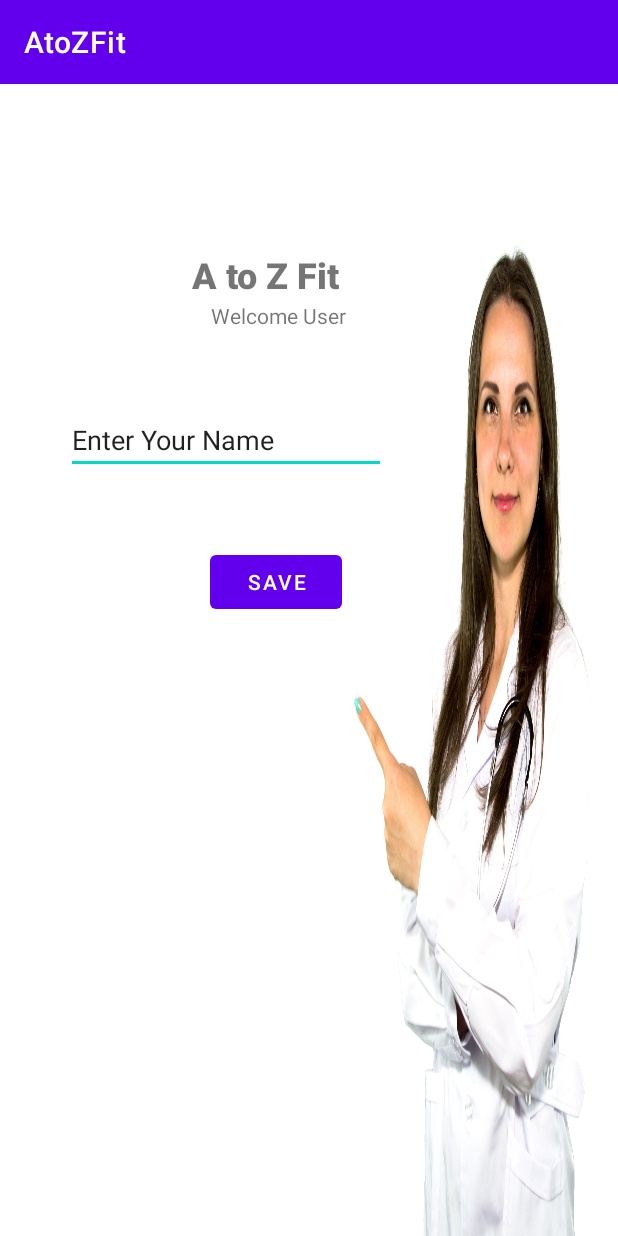
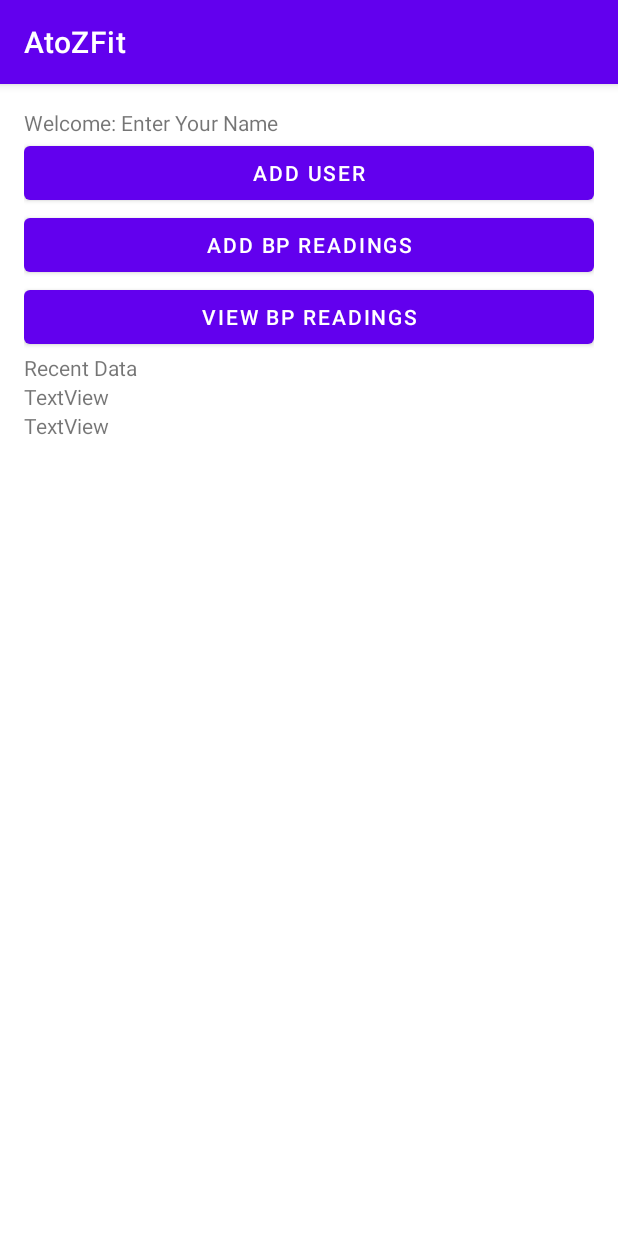
Before and after one commit to Syed-SearchEndeca/AtoZFitness, an Android app: the Registration screen opened directly, with no data from a screen before it, after a tap on "SAVE", on a phone screen of 412 x 824 dp. Run offline under Robolectric (Android 15) with nearby library versions, the phone set to English and light mode, and no system bars; 2 statements that could not run were skipped.

```diff
--- a/app/src/main/java/com/atozfit/Activity/AddBPReadings.java
+++ b/app/src/main/java/com/atozfit/Activity/AddBPReadings.java
@@ -46,7 +46,7 @@ public class AddBPReadings extends AppCompatActivity {
             @Override
             public void onClick(View v) {
                 recordBPData(v);
-                openNewActivity(GraphViewer.class);
+                openNewActivity(DisplayBP_Results.class);
             }
         });
     }
--- a/app/src/main/java/com/atozfit/Activity/DisplayBP_Results.java
+++ b/app/src/main/java/com/atozfit/Activity/DisplayBP_Results.java
@@ -45,11 +45,10 @@ public class DisplayBP_Results extends AppCompatActivity {
 
     public void startLoadData() {
         mProgressBar.setCancelable(false);
-        mProgressBar.setMessage("Fetching Invoices..");
+        mProgressBar.setMessage("Fetching Readings..");
         mProgressBar.setProgressStyle(ProgressDialog.STYLE_SPINNER);
         mProgressBar.show();
         new LoadDataTask().execute(0);
-
     }
 
 
--- a/app/src/main/java/com/atozfit/Activity/MainActivity.java
+++ b/app/src/main/java/com/atozfit/Activity/MainActivity.java
@@ -13,6 +13,10 @@ import androidx.appcompat.app.AppCompatActivity;
 
 import com.atozfit.R;
 import com.atozfit.Service.AtoZBPService;
+import com.atozfit.dto.AtoZBPRepo;
+import com.atozfit.main.AtoZBPAttributes;
+
+import java.util.List;
 
 public class MainActivity extends AppCompatActivity {
 
@@ -31,6 +35,10 @@ public class MainActivity extends AppCompatActivity {
     Button addBpBtn;
 
     Button viewBpBtn;
+
+    TextView systolicTxt =null;
+
+    TextView diastolicTxt=null;
 
     public static Context getContext() {
         return instance.getApplicationContext();
@@ -52,8 +60,8 @@ public class MainActivity extends AppCompatActivity {
         mProgressBar = new ProgressDialog(this);
         Intent intent = getIntent();
         String patientName = retriveName();
-                //intent.getStringExtra("patientName");
-       if(patientName!=null && !patientName.isEmpty()){
+        startLoadData();
+        if(patientName!=null && !patientName.isEmpty()){
            TextView tvName = (TextView)findViewById(R.id.welcome_txt);
            tvName.setText("Welcome:" + " "+patientName);
        }
@@ -93,4 +101,38 @@ public class MainActivity extends AppCompatActivity {
         startActivity(intent);
     }
 
+    public void startLoadData() {
+        atoZBPService= new AtoZBPService();
+        List<AtoZBPAttributes> bpAttributes=atoZBPService.retrieveBPData();
+        int size=bpAttributes.size();
+        systolicTxt = (TextView)findViewById(R.id.Systolic_txt);
+        systolicTxt.setText("Systolic:" + " "+bpAttributes.get(size-1).getSystolic());
+        diastolicTxt = (TextView)findViewById(R.id.Diastolic_txt);
+        diastolicTxt.setText("Diastolic:" + " "+bpAttributes.get(size-1).getDiastolic());
+        systolicTxt.setOnClickListener(new View.OnClickListener() {
+
+            @Override
+            public void onClick(View v) {
+                Intent intent = new Intent(getContext(), GraphViewer.class);
+                startActivity(intent);
+                finish();
+
+            }
+        });
+
+        diastolicTxt.setOnClickListener(new View.OnClickListener() {
+
+            @Override
+            public void onClick(View v) {
+                Intent intent = new Intent(getContext(), GraphViewer.class);
+                startActivity(intent);
+                finish();
+
+            }
+        });
+    }
+
+
+
+
 }
--- a/app/src/main/java/com/atozfit/Activity/Registration.java
+++ b/app/src/main/java/com/atozfit/Activity/Registration.java
@@ -1,7 +1,9 @@
 package com.atozfit.Activity;
 
+import android.content.Intent;
 import android.os.Bundle;
 import android.view.View;
+import android.widget.Button;
 import android.widget.EditText;
 
 import androidx.appcompat.app.AppCompatActivity;
@@ -13,11 +15,21 @@ public class Registration extends AppCompatActivity {
 
     private AtoZBPService atoZBPService;
 
+    Button saveButton;
+
 
     @Override
     protected void onCreate(Bundle savedInstanceState) {
         super.onCreate(savedInstanceState);
         setContentView(R.layout.activity_registration);
+        saveButton = (Button) findViewById(R.id.Save_Btn);
+        saveButton.setOnClickListener(new View.OnClickListener() {
+            @Override
+            public void onClick(View v) {
+                savePatientName(v);
+                openNewActivity(MainActivity.class);
+            }
+        });
     }
 
     /**
@@ -26,9 +38,11 @@ public class Registration extends AppCompatActivity {
     public void savePatientName(View view) {
         EditText editText = (EditText) findViewById(R.id.editTextTextPersonName2);
         String patientName = editText.getText().toString();
-        atoZBPService= new AtoZBPService();
+        atoZBPService = new AtoZBPService();
         atoZBPService.savePatientName(patientName);
     }
-
-
-}
+        public void openNewActivity(Class className){
+            Intent intent = new Intent(this,className);
+            startActivity(intent);
+        }
+    }
--- a/app/src/main/res/layout/activity_main.xml
+++ b/app/src/main/res/layout/activity_main.xml
@@ -35,4 +35,23 @@
         android:layout_width="match_parent"
         android:layout_height="wrap_content"
         android:text="@string/view_bp_txt" />
+
+    <TextView
+        android:id="@+id/textView"
+        android:layout_width="match_parent"
+        android:layout_height="wrap_content"
+        android:text="@string/view_recent_data"
+        tools:text="@string/view_recent_data" />
+
+    <TextView
+        android:id="@+id/Systolic_txt"
+        android:layout_width="match_parent"
+        android:layout_height="wrap_content"
+        android:text="TextView" />
+
+    <TextView
+        android:id="@+id/Diastolic_txt"
+        android:layout_width="match_parent"
+        android:layout_height="wrap_content"
+        android:text="TextView" />
 </LinearLayout>
--- a/app/src/main/res/layout/activity_registration.xml
+++ b/app/src/main/res/layout/activity_registration.xml
@@ -21,7 +21,7 @@
         app:layout_constraintTop_toBottomOf="@+id/textView2" />
 
     <Button
-        android:id="@+id/button"
+        android:id="@+id/Save_Btn"
         android:layout_width="wrap_content"
         android:layout_height="wrap_content"
         android:layout_marginStart="96dp"
--- a/app/src/main/res/values/strings.xml
+++ b/app/src/main/res/values/strings.xml
@@ -21,4 +21,6 @@
     <string name="add_user_txt">Add User</string>
     <string name="add_bp_txt">Add BP Readings</string>
     <string name="view_bp_txt">View BP Readings</string>
+    <string name="view_recent_data">Recent Data</string>
+
 </resources>
```
Also changed, not shown: app/src/main/java/com/atozfit/Activity/GraphViewer.java (+26 -16 lines), app/src/main/res/layout/activity_graph_view.xml (+3 -7 lines).
